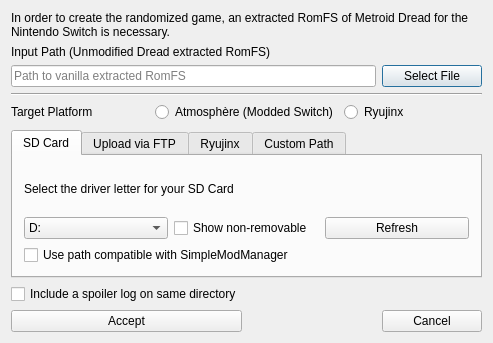
Qt form randovania/gui/ui_files/dread_game_export_dialog.ui (randovania/randovania) before a commit.
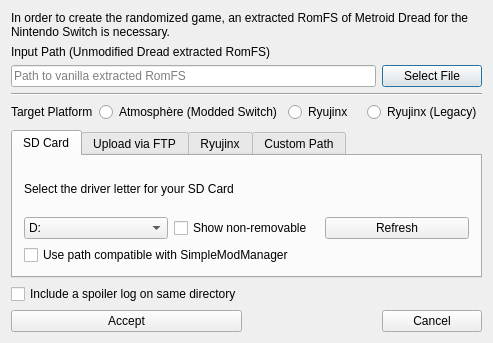
The same form after that commit.

Commit message: Use Dread Depackager for Ryujinx

Diff of the .ui file:
```diff
--- a/randovania/gui/ui_files/dread_game_export_dialog.ui
+++ b/randovania/gui/ui_files/dread_game_export_dialog.ui
@@ -63,6 +63,16 @@
        </property>
       </widget>
      </item>
+     <item>
+      <widget class="QRadioButton" name="ryujinx_legacy_radio">
+       <property name="toolTip">
+        <string>&lt;html&gt;&lt;head/&gt;&lt;body&gt;&lt;p&gt;Same as Ryujinx, but does not use exlaunch. Use in case the normal option does not work.&lt;/p&gt;&lt;/body&gt;&lt;/html&gt;</string>
+       </property>
+       <property name="text">
+        <string>Ryujinx (Legacy)</string>
+       </property>
+      </widget>
+     </item>
     </layout>
    </item>
    <item row="2" column="2">
```
The commit also changes 5 other files.
